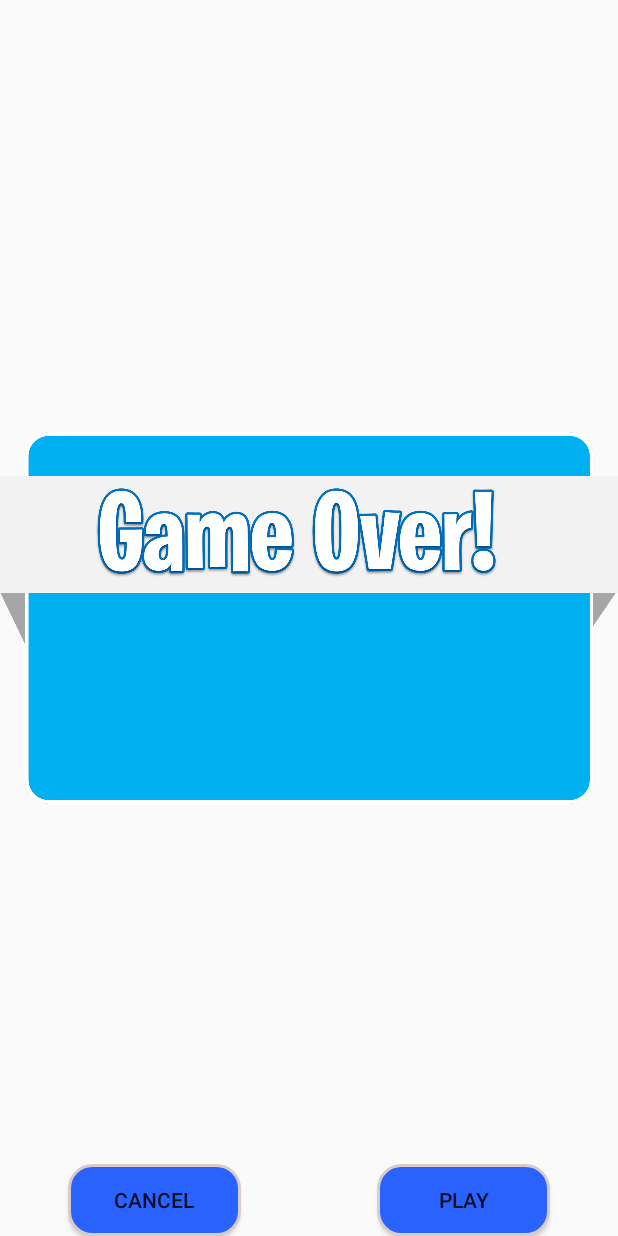
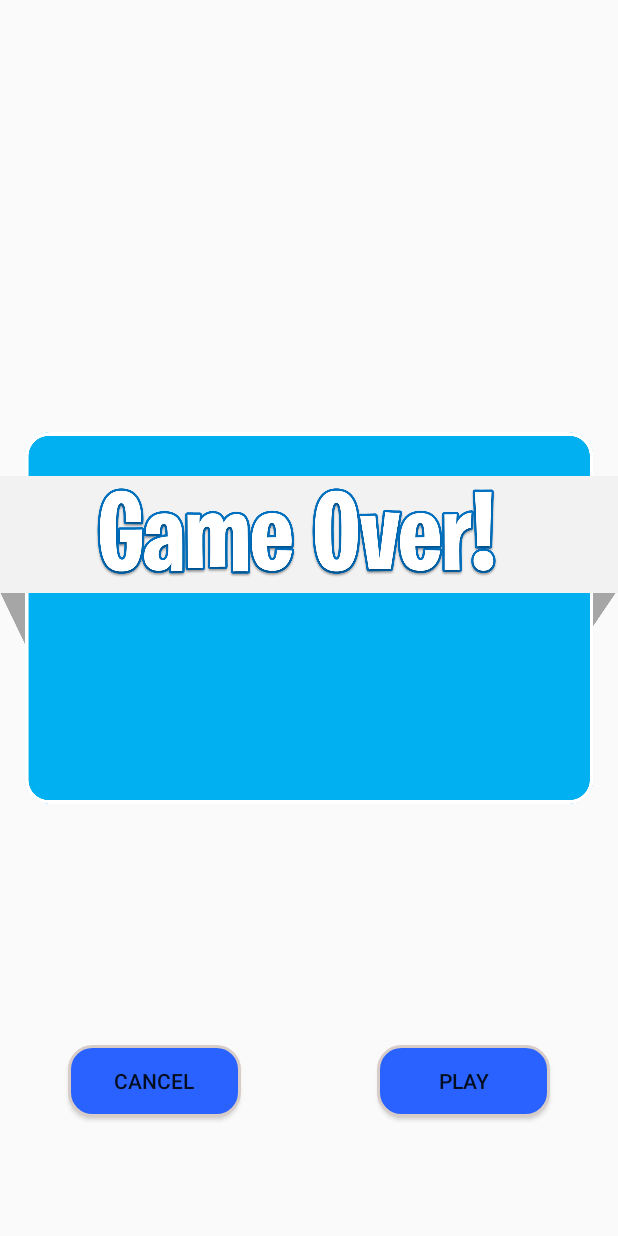
Before and after one commit to tmercieca/BrainTrain, an Android app: the layout activity_popout.xml on its own in the app's theme, with its tools: preview values and no code run, on a phone screen of 412 x 824 dp. Run offline under Robolectric (Android 15) with nearby library versions, the phone set to English and light mode, and no system bars.

Commit message:
Took out some bugs, made the UI more suitable for newer versions since jellybeans+ changed how layouts are created!

```diff
--- a/app/src/main/AndroidManifest.xml
+++ b/app/src/main/AndroidManifest.xml
@@ -5,6 +5,7 @@
         android:allowBackup="true"
         android:icon="@mipmap/ic_launcher"
         android:label="@string/app_name"
+        android:largeHeap="true"
         android:supportsRtl="true"
         android:theme="@style/Theme.AppCompat.DayNight.NoActionBar">
         <activity
--- a/app/src/main/res/layout/activity_popout.xml
+++ b/app/src/main/res/layout/activity_popout.xml
@@ -36,16 +36,36 @@
         android:layout_height="match_parent"
         android:layout_weight="1"
         >
+
+        <LinearLayout
+            android:layout_width="match_parent"
+            android:layout_height="match_parent"
+            android:orientation="vertical">
+
+            <RelativeLayout
+                android:layout_width="match_parent"
+                android:layout_height="0px"
+                android:layout_weight="3">
+
+            </RelativeLayout>
+
+            <RelativeLayout
+                android:layout_width="match_parent"
+                android:layout_height="0px"
+                android:layout_weight="1"
+                android:gravity="center">
+
                 <Button
                     android:id="@+id/imageButtonLeft"
                     android:layout_width="wrap_content"
                     android:layout_height="wrap_content"
                     android:layout_alignParentBottom="true"
                     android:layout_centerHorizontal="true"
+                    android:background="@drawable/thumbnail_button"
+                    android:text="Cancel" />
+            </RelativeLayout>
+        </LinearLayout>
 
-            android:background="@drawable/thumbnail_button"
-            android:text="Cancel"
-/>
 
     </RelativeLayout>
 
@@ -54,18 +74,37 @@
             android:layout_height="match_parent"
             android:layout_weight="1"
             >
+
+
+            <LinearLayout
+                android:layout_width="match_parent"
+                android:layout_height="match_parent"
+                android:orientation="vertical">
+
+                <RelativeLayout
+                    android:layout_width="match_parent"
+                    android:layout_height="0px"
+                    android:layout_weight="3">
+
+                </RelativeLayout>
+
+                <RelativeLayout
+                    android:layout_width="match_parent"
+                    android:layout_height="0px"
+                    android:layout_weight="1"
+                    android:gravity="center">
+
                     <Button
                         android:id="@+id/imageButtonRight"
                         android:layout_width="wrap_content"
                         android:layout_height="wrap_content"
-
                         android:layout_alignParentBottom="true"
                         android:layout_centerHorizontal="true"
                         android:background="@drawable/thumbnail_button"
-                android:text="Play"
-                />
-
+                        android:text="Play" />
                 </RelativeLayout>
             </LinearLayout>
 
         </RelativeLayout>
+    </LinearLayout>
+</RelativeLayout>
--- a/app/src/main/res/layout/activity_sound_matching_game.xml
+++ b/app/src/main/res/layout/activity_sound_matching_game.xml
@@ -42,7 +42,7 @@
                     android:background="@drawable/round_button"
                     android:gravity="center_vertical|center_horizontal"
                     android:scaleType="fitCenter"
-                    android:src="@drawable/retry"
+                    android:src="@drawable/menu_back_arrow"
                     android:textColor="#fff" />
 
 
```
Also changed, not shown: app/src/main/java/com/gapt/uni/braintrain/GameSelectionActivity.java (+0 -20 lines), app/src/main/java/com/gapt/uni/braintrain/LoadingScreenActivity.java (+7 -1 lines), app/src/main/java/com/gapt/uni/braintrain/PatternGameActivity.java (+7 -5 lines), app/src/main/java/com/gapt/uni/braintrain/PopupActivity.java (+31 -6 lines), app/src/main/java/com/gapt/uni/braintrain/SoundMatchingGameActivity.java (+17 -4 lines), app/src/main/res/drawable/menu_back_arrow.png. Lines whose indentation alone changed are shown as unchanged.
